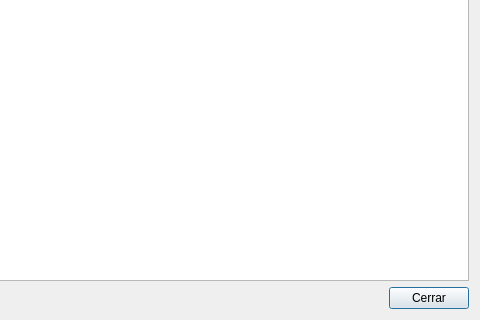
Before: the Qt Designer form core/ui/toolbars/assetmanage/priority_manager.ui in bgeo-gis/gw_assetmanage_plugin, drawn with Qt 5; both pictures show x 284 to 764 and y 112 to 432 of the 764 by 432 pixel window.
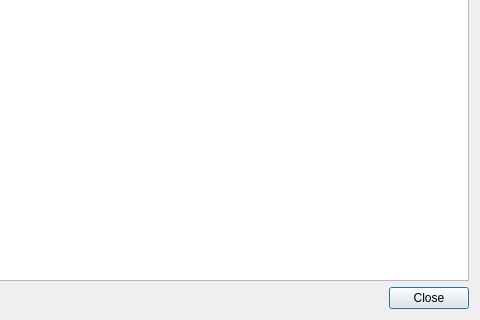
After: the same form once the commit is applied.

Commit message: Translate all dialogs to English

What changed in the file:
```diff
--- a/core/ui/toolbars/assetmanage/priority_manager.ui
+++ b/core/ui/toolbars/assetmanage/priority_manager.ui
@@ -48,7 +48,7 @@
      <item row="0" column="1">
       <widget class="QPushButton" name="btn_close">
        <property name="text">
-        <string>Cerrar</string>
+        <string>Close</string>
        </property>
       </widget>
      </item>
```
Left out of the diff: 6 changed lines with no effect on the pictures. The commit also changes 4 other files.
